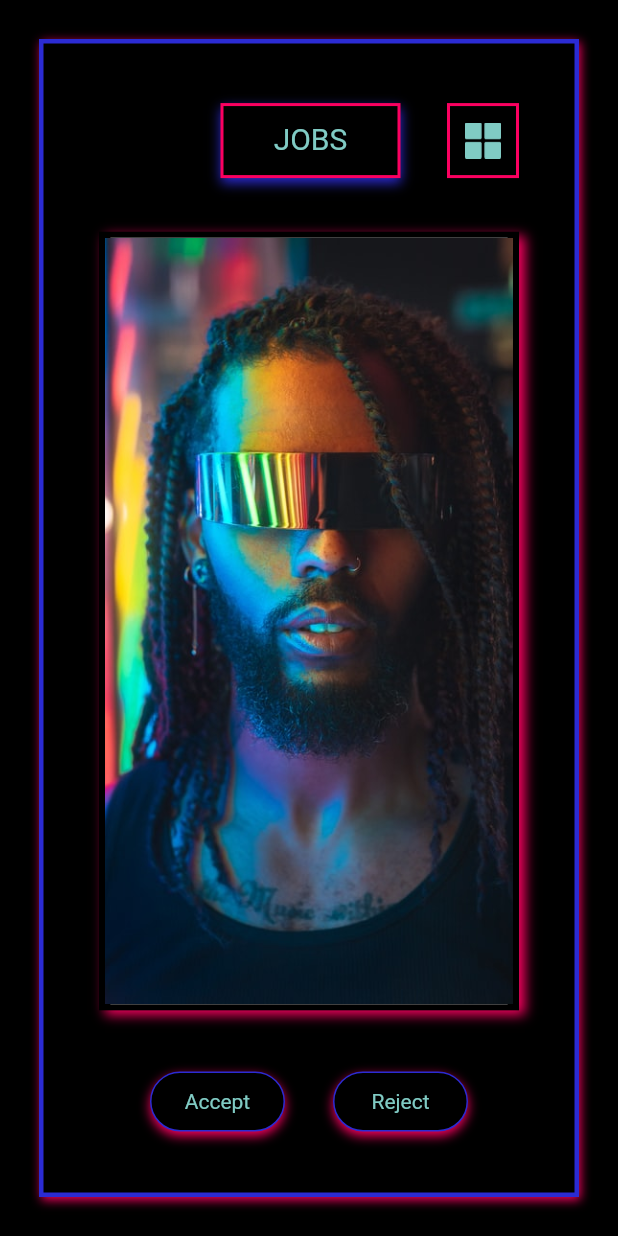
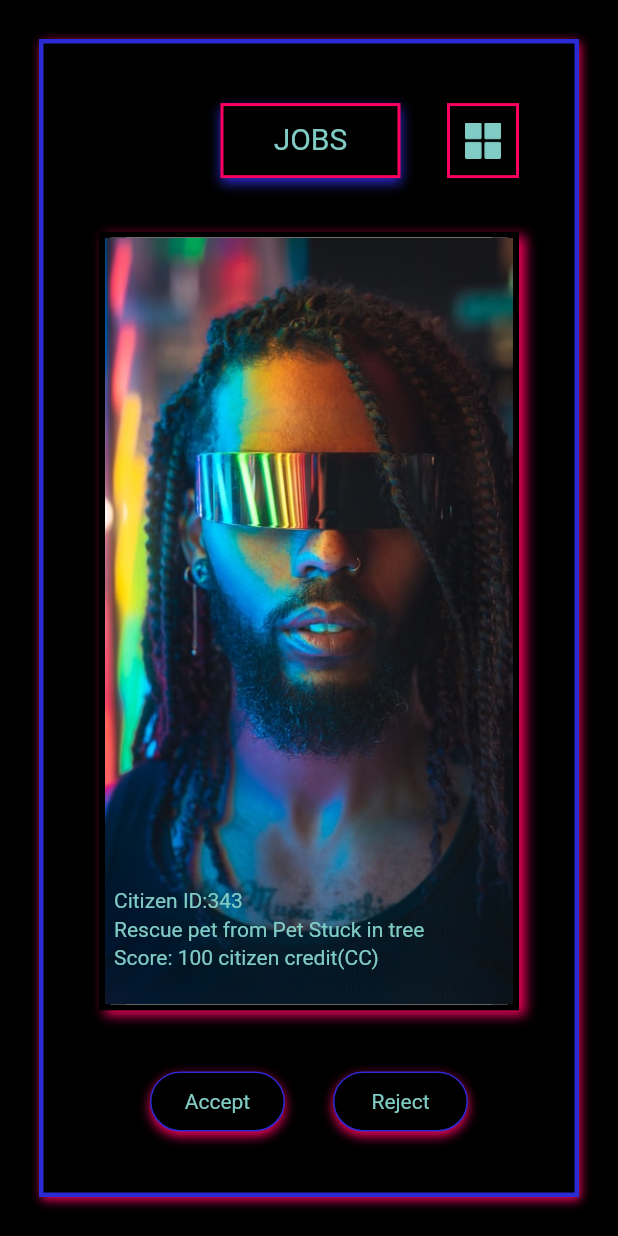
Before and after one commit to Sameerkash/flutterhackathon, a Flutter app: the JobsPage screen opened directly, on a phone screen of 412 x 824 dp. Run offline on Flutter 3.47's test engine with Material 2 defaults, Android fonts, the phone set to English and light mode, and no system bars; drawn by our look-alikes of flutter_tindercard.

Commit message:
add random model, data generator for cards, connected button with action

```diff
--- /dev/null
+++ b/lib/MODEL/job.dart
@@ -0,0 +1,9 @@
+class Job {
+  String title;
+  int score;
+
+  Job({
+    this.title,
+    this.score,
+});
+}
--- /dev/null
+++ b/lib/MODEL/person.dart
@@ -0,0 +1,9 @@
+import 'job.dart';
+
+class Person {
+  final int id;
+  final String images;
+  final Job jobDescription;
+
+  Person({this.id, this.images, this.jobDescription});
+}
--- a/lib/RESOURCES/COMPONENTS/flat_button.dart
+++ b/lib/RESOURCES/COMPONENTS/flat_button.dart
@@ -3,8 +3,9 @@ import 'package:flutterhackathon/RESOURCES/VALUES/app_color.dart';
 
 class CustomOutlineButton extends StatelessWidget {
   final String buttonText;
+  final Function onPressed;
 
-  CustomOutlineButton.CustomFlatButton({@required this.buttonText});
+  CustomOutlineButton.CustomFlatButton({@required this.buttonText, @required this.onPressed});
 
   @override
   Widget build(BuildContext context) {
@@ -12,7 +13,7 @@ class CustomOutlineButton extends StatelessWidget {
       width: 90,
       height: 40,
       child: FlatButton(
-        onPressed: () {},
+        onPressed: onPressed,
         child: Text(
           buttonText,
           textAlign: TextAlign.center,
--- a/lib/UI/jobs/jobs.dart
+++ b/lib/UI/jobs/jobs.dart
@@ -1,6 +1,8 @@
 import 'package:flutter/material.dart';
 import 'dart:math';
 import 'package:flutter_tindercard/flutter_tindercard.dart';
+import 'package:flutterhackathon/MODEL/job.dart';
+import 'package:flutterhackathon/MODEL/person.dart';
 import 'package:flutterhackathon/RESOURCES/COMPONENTS/app_bar.dart';
 import 'package:flutterhackathon/RESOURCES/COMPONENTS/flat_button.dart';
 import 'package:flutterhackathon/RESOURCES/VALUES/app_color.dart';
@@ -12,19 +14,44 @@ class JobsPage extends StatefulWidget {
 
 class _JobsPageState extends State<JobsPage> with TickerProviderStateMixin {
   Random rnd = new Random();
-  List<String> personImages = [
-    "assets/images/person1.jpg",
-    "assets/images/person2.jpg",
-    "assets/images/person3.jpg",
-    "assets/images/person1.jpg",
-    "assets/images/person2.jpg",
-    "assets/images/person3.jpg",
+
+  List<Person> people = [
+    Person(
+      id: 343,
+      images: 'assets/images/person1.jpg',
+      jobDescription:
+          Job(title: 'Rescue pet from Pet Stuck in tree', score: 100),
+    ),
+    Person(
+      id: 3454,
+      images: 'assets/images/person2.jpg',
+      jobDescription: Job(title: 'Fix my Cyber Truck Mark III', score: 200),
+    ),
+    Person(
+      id: 5654,
+      images: 'assets/images/person3.jpg',
+      jobDescription:
+          Job(title: 'Rescue pet from Pet Stuck in tree', score: 400),
+    ),
+    Person(
+      id: 1234,
+      images: 'assets/images/person1.jpg',
+      jobDescription: Job(title: 'Fix my Cyber Truck Mark III', score: 500),
+    ),
   ];
 
   _addPeople() {
     int count = rnd.nextInt(100) + 45;
-    for (int i = 0; i < count; i++)
-      personImages.add('assets/images/person${rnd.nextInt(3) + 1}.jpg');
+    for (int i = 0; i < count; i++) {
+      people.add(
+        Person(
+            id: rnd.nextInt(356000) + 2,
+            images: 'assets/images/person${rnd.nextInt(3) + 1}.jpg',
+            jobDescription: Job(
+                title: 'Fix my Cyber Truck Mark III',
+                score: rnd.nextInt(1000) + 10)),
+      );
+    }
   }
 
   @override
@@ -74,19 +101,67 @@ class _JobsPageState extends State<JobsPage> with TickerProviderStateMixin {
                 child: new TinderSwapCard(
                   animDuration: 300,
                   orientation: AmassOrientation.BOTTOM,
-                  totalNum: personImages.length,
+                  totalNum: people.length,
                   stackNum: 3,
                   swipeEdge: 3.0,
-                  maxWidth: MediaQuery.of(context).size.width * 1.0,
-                  maxHeight: MediaQuery.of(context).size.width * 1.7,
-                  minWidth: MediaQuery.of(context).size.width * 0.18,
-                  minHeight: MediaQuery.of(context).size.width * 0.4,
+                  maxWidth: MediaQuery.of(context).size.width * 0.8,
+                  maxHeight: MediaQuery.of(context).size.width * 2.99,
+                  minWidth: MediaQuery.of(context).size.width * 0.458,
+                  minHeight: MediaQuery.of(context).size.width * 0.764,
                   cardBuilder: (context, index) => Card(
-                    child: Container(
-                      child: Image.asset(
-                        '${personImages[index]}',
-                        fit: BoxFit.cover,
-                      ),
+                    child: Stack(
+                      children: [
+                        Container(
+                          child: Image.asset(
+                            '${people[index].images}',
+                            height: MediaQuery.of(context).size.height * 0.63,
+                            width: 280,
+                            fit: BoxFit.cover,
+                          ),
+                        ),
+                        Positioned(
+                          left: 6,
+                          bottom: 20,
+                          child: Column(
+                            crossAxisAlignment: CrossAxisAlignment.start,
+                            children: [
+                              Container(
+                                width: 132,
+                                height: 19,
+                                child: Text(
+                                  'Citizen ID:${people[index].id}',
+                                  style: TextStyle(
+                                    color: AppColors.TiffanyBlue,
+                                    fontSize: 14,
+                                  ),
+                                ),
+                              ),
+                              Container(
+                                width: 234,
+                                height: 19,
+                                child: Text(
+                                  '${people[index].jobDescription.title}',
+                                  style: TextStyle(
+                                    color: AppColors.TiffanyBlue,
+                                    fontSize: 14,
+                                  ),
+                                ),
+                              ),
+                              Container(
+                                width: 180,
+                                height: 19,
+                                child: Text(
+                                  'Score: ${people[index].jobDescription.score} citizen credit(CC)',
+                                  style: TextStyle(
+                                    color: AppColors.TiffanyBlue,
+                                    fontSize: 14,
+                                  ),
+                                ),
+                              ),
+                            ],
+                          ),
+                        ),
+                      ],
                     ),
                   ),
                   cardController: controller = CardController(),
@@ -117,6 +192,9 @@ class _JobsPageState extends State<JobsPage> with TickerProviderStateMixin {
                     ),
                     child: CustomOutlineButton.CustomFlatButton(
                       buttonText: "Accept",
+                      onPressed: () {
+                        controller.triggerLeft();
+                      },
                     ),
                   ),
                   SizedBox(
@@ -124,6 +202,9 @@ class _JobsPageState extends State<JobsPage> with TickerProviderStateMixin {
                   ),
                   CustomOutlineButton.CustomFlatButton(
                     buttonText: "Reject",
+                    onPressed: () {
+                      controller.triggerRight();
+                    },
                   ),
                 ],
               ),
```
